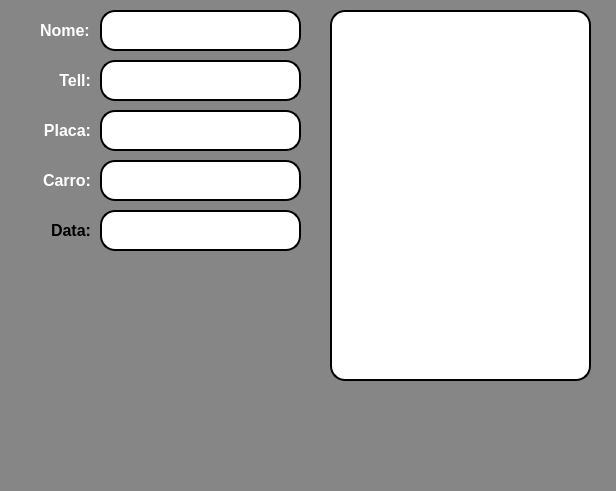
Before: the Qt Designer form pesquisar.ui in AlexandreSilvestrin/cadastroOficina, drawn with Qt 5.
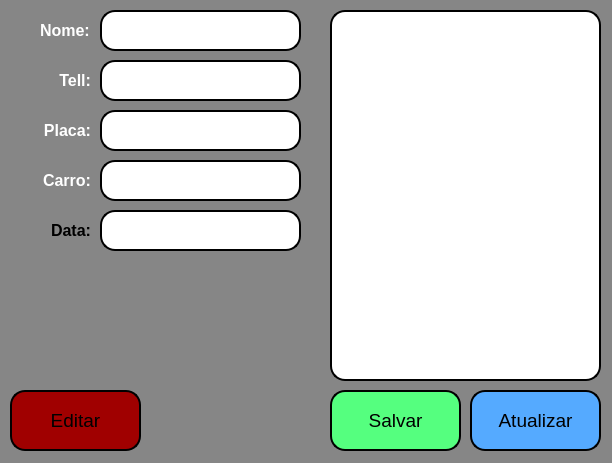
After: the same form once the commit is applied.

The edit to the form file:
```diff
--- a/pesquisar.ui
+++ b/pesquisar.ui
@@ -6,8 +6,8 @@
    <rect>
     <x>0</x>
     <y>0</y>
-    <width>616</width>
-    <height>491</height>
+    <width>612</width>
+    <height>463</height>
    </rect>
   </property>
   <property name="windowTitle">
@@ -22,7 +22,7 @@
      <rect>
       <x>330</x>
       <y>10</y>
-      <width>261</width>
+      <width>271</width>
       <height>371</height>
      </rect>
     </property>
@@ -276,6 +276,108 @@
      <set>Qt::AlignRight|Qt::AlignTrailing|Qt::AlignVCenter</set>
     </property>
    </widget>
+   <widget class="QPushButton" name="btnatualizarP">
+    <property name="geometry">
+     <rect>
+      <x>470</x>
+      <y>390</y>
+      <width>131</width>
+      <height>61</height>
+     </rect>
+    </property>
+    <property name="font">
+     <font>
+      <pointsize>14</pointsize>
+     </font>
+    </property>
+    <property name="styleSheet">
+     <string notr="true">QPushButton{
+border-radius: 15px;
+border-width:2px;
+border-style:outset;
+border-color:black;
+background-color: rgb(85, 170, 255);
+}
+QPushButton:pressed{
+border-radius: 15px;
+border-width:2px;
+border-style:outset;
+border-color:black;
+background-color: rgb(52, 105, 157);
+}</string>
+    </property>
+    <property name="text">
+     <string>Atualizar</string>
+    </property>
+   </widget>
+   <widget class="QPushButton" name="btnsalvarP">
+    <property name="geometry">
+     <rect>
+      <x>330</x>
+      <y>390</y>
+      <width>131</width>
+      <height>61</height>
+     </rect>
+    </property>
+    <property name="font">
+     <font>
+      <pointsize>14</pointsize>
+     </font>
+    </property>
+    <property name="styleSheet">
+     <string notr="true">QPushButton{
+border-radius: 15px;
+border-width:2px;
+border-style:outset;
+border-color:black;
+background-color: rgb(85, 255, 127);
+}
+QPushButton:pressed{
+border-radius: 15px;
+border-width:2px;
+border-style:outset;
+border-color:black;
+background-color: rgb(60, 182, 89);
+}</string>
+    </property>
+    <property name="text">
+     <string>Salvar</string>
+    </property>
+   </widget>
+   <widget class="QPushButton" name="btneditarP">
+    <property name="geometry">
+     <rect>
+      <x>10</x>
+      <y>390</y>
+      <width>131</width>
+      <height>61</height>
+     </rect>
+    </property>
+    <property name="font">
+     <font>
+      <pointsize>14</pointsize>
+     </font>
+    </property>
+    <property name="styleSheet">
+     <string notr="true">QPushButton{
+border-radius: 15px;
+border-width:2px;
+border-style:outset;
+border-color:black;
+background-color: rgb(160, 0, 0);
+}
+QPushButton:pressed{
+border-radius: 15px;
+border-width:2px;
+border-style:outset;
+border-color:black;
+background-color: rgb(140, 0, 0);
+}</string>
+    </property>
+    <property name="text">
+     <string>Editar</string>
+    </property>
+   </widget>
   </widget>
  </widget>
  <resources/>
```
Left out of the diff: 2 changed lines with no effect on the pictures.
